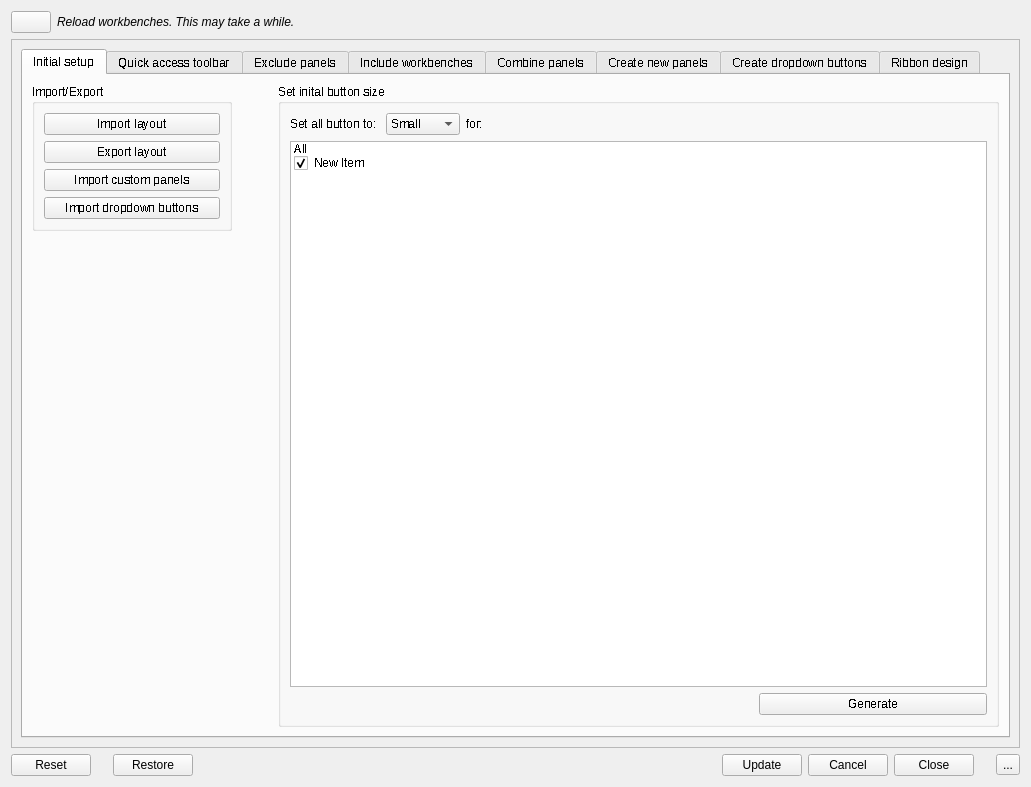
Above: Resources/ui/Design.ui from APEbbers/FreeCAD-Ribbon before the change. Below: the same form after it.
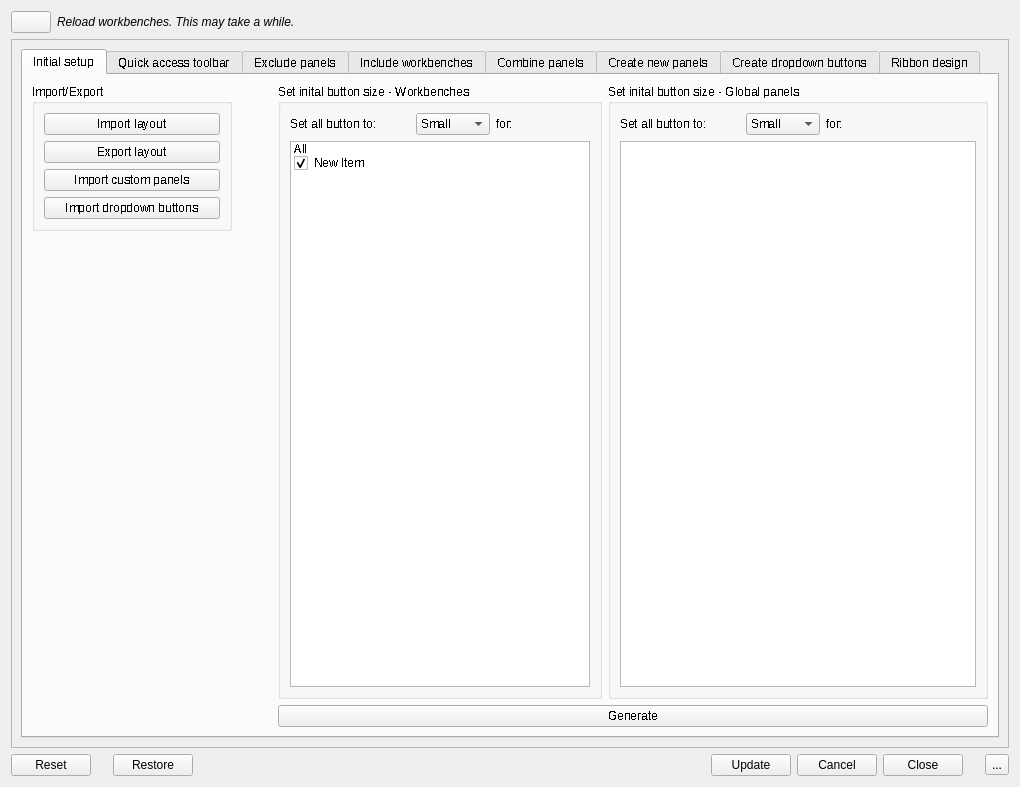
That is the form after the change. The open tabs and pages were chosen to show the change. Icons and pictures are not drawn.

Commit message: Added panels to initial setup

```diff
--- a/Resources/ui/Design.ui
+++ b/Resources/ui/Design.ui
@@ -9,7 +9,7 @@
    <rect>
     <x>0</x>
     <y>0</y>
-    <width>1031</width>
+    <width>1020</width>
     <height>787</height>
    </rect>
   </property>
@@ -47,7 +47,46 @@
    <bool>false</bool>
   </property>
   <layout class="QGridLayout" name="gridLayout_24">
-   <item row="2" column="0">
+   <item row="0" column="0">
+    <layout class="QGridLayout" name="gridLayout_28">
+     <item row="0" column="0">
+      <widget class="QPushButton" name="LoadWB">
+       <property name="sizePolicy">
+        <sizepolicy hsizetype="Fixed" vsizetype="Fixed">
+         <horstretch>0</horstretch>
+         <verstretch>0</verstretch>
+        </sizepolicy>
+       </property>
+       <property name="minimumSize">
+        <size>
+         <width>10</width>
+         <height>10</height>
+        </size>
+       </property>
+       <property name="text">
+        <string/>
+       </property>
+       <property name="icon">
+        <iconset theme="QIcon::ThemeIcon::ViewRefresh"/>
+       </property>
+      </widget>
+     </item>
+     <item row="0" column="1">
+      <widget class="QLabel" name="label_14">
+       <property name="sizePolicy">
+        <sizepolicy hsizetype="MinimumExpanding" vsizetype="Preferred">
+         <horstretch>0</horstretch>
+         <verstretch>0</verstretch>
+        </sizepolicy>
+       </property>
+       <property name="text">
+        <string>&lt;html&gt;&lt;head/&gt;&lt;body&gt;&lt;p&gt;&lt;span style=&quot; font-style:italic;&quot;&gt;Reload workbenches. This may take a while.&lt;/span&gt;&lt;/p&gt;&lt;/body&gt;&lt;/html&gt;</string>
+       </property>
+      </widget>
+     </item>
+    </layout>
+   </item>
+   <item row="1" column="0">
     <layout class="QGridLayout" name="gridLayout_6">
      <item row="2" column="5">
       <widget class="QPushButton" name="Cancel">
@@ -167,7 +206,7 @@
          <rect>
           <x>0</x>
           <y>0</y>
-          <width>1009</width>
+          <width>998</width>
           <height>703</height>
          </rect>
         </property>
@@ -207,7 +246,7 @@
             <enum>QTabWidget::TabShape::Rounded</enum>
            </property>
            <property name="currentIndex">
-            <number>6</number>
+            <number>7</number>
            </property>
            <property name="elideMode">
             <enum>Qt::TextElideMode::ElideNone</enum>
@@ -222,22 +261,93 @@
             <layout class="QGridLayout" name="gridLayout_32">
              <item row="0" column="0">
               <layout class="QGridLayout" name="gridLayout_30">
-               <item row="0" column="1">
-                <spacer name="horizontalSpacer_7">
+               <item row="1" column="0">
+                <spacer name="verticalSpacer_13">
                  <property name="orientation">
-                  <enum>Qt::Orientation::Horizontal</enum>
-                 </property>
-                 <property name="sizeType">
-                  <enum>QSizePolicy::Policy::Fixed</enum>
+                  <enum>Qt::Orientation::Vertical</enum>
                  </property>
                  <property name="sizeHint" stdset="0">
                   <size>
-                   <width>40</width>
-                   <height>20</height>
+                   <width>20</width>
+                   <height>40</height>
                   </size>
                  </property>
                 </spacer>
                </item>
+               <item row="0" column="3" rowspan="2">
+                <widget class="QGroupBox" name="groupBox_2">
+                 <property name="title">
+                  <string>Set inital button size - Global panels</string>
+                 </property>
+                 <layout class="QGridLayout" name="gridLayout_45">
+                  <item row="1" column="0">
+                   <widget class="QListWidget" name="listWidget"/>
+                  </item>
+                  <item row="0" column="0">
+                   <layout class="QGridLayout" name="gridLayout_44">
+                    <item row="0" column="0">
+                     <widget class="QLabel" name="label_24">
+                      <property name="sizePolicy">
+                       <sizepolicy hsizetype="Fixed" vsizetype="Preferred">
+                        <horstretch>0</horstretch>
+                        <verstretch>0</verstretch>
+                       </sizepolicy>
+                      </property>
+                      <property name="minimumSize">
+                       <size>
+                        <width>120</width>
+                        <height>0</height>
+                       </size>
+                      </property>
+                      <property name="text">
+                       <string>Set all button to: </string>
+                      </property>
+                     </widget>
+                    </item>
+                    <item row="0" column="1">
+                     <widget class="QComboBox" name="DefaultButtonSize_IS_2">
+                      <item>
+                       <property name="text">
+                        <string>Small</string>
+                       </property>
+                      </item>
+                      <item>
+                       <property name="text">
+                        <string>Medium</string>
+                       </property>
+                      </item>
+                      <item>
+                       <property name="text">
+                        <string>Large</string>
+                       </property>
+                      </item>
+                     </widget>
+                    </item>
+                    <item row="0" column="3">
+                     <widget class="QLabel" name="label_25">
+                      <property name="text">
+                       <string>for:</string>
+                      </property>
+                     </widget>
+                    </item>
+                    <item row="0" column="4">
+                     <spacer name="horizontalSpacer_9">
+                      <property name="orientation">
+                       <enum>Qt::Orientation::Horizontal</enum>
+                      </property>
+                      <property name="sizeHint" stdset="0">
+                       <size>
+                        <width>40</width>
+                        <height>20</height>
+                       </size>
+                      </property>
+                     </spacer>
+                    </item>
+                   </layout>
+                  </item>
+                 </layout>
+                </widget>
+               </item>
                <item row="0" column="0">
                 <widget class="QGroupBox" name="ExportBox">
                  <property name="sizePolicy">
@@ -287,10 +397,26 @@
                  </layout>
                 </widget>
                </item>
+               <item row="0" column="1">
+                <spacer name="horizontalSpacer_7">
+                 <property name="orientation">
+                  <enum>Qt::Orientation::Horizontal</enum>
+                 </property>
+                 <property name="sizeType">
+                  <enum>QSizePolicy::Policy::Fixed</enum>
+                 </property>
+                 <property name="sizeHint" stdset="0">
+                  <size>
+                   <width>40</width>
+                   <height>20</height>
+                  </size>
+                 </property>
+                </spacer>
+               </item>
                <item row="0" column="2" rowspan="2">
                 <widget class="QGroupBox" name="SetupBox">
                  <property name="title">
-                  <string>Set inital button size</string>
+                  <string>Set inital button size - Workbenches</string>
                  </property>
                  <layout class="QGridLayout" name="gridLayout_27">
                   <item row="1" column="0" colspan="3">
@@ -326,6 +452,18 @@
                    <layout class="QGridLayout" name="gridLayout_31">
                     <item row="0" column="0">
                      <widget class="QLabel" name="label_15">
+                      <property name="sizePolicy">
+                       <sizepolicy hsizetype="Fixed" vsizetype="Preferred">
+                        <horstretch>0</horstretch>
+                        <verstretch>0</verstretch>
+                       </sizepolicy>
+                      </property>
+                      <property name="minimumSize">
+                       <size>
+                        <width>120</width>
+                        <height>0</height>
+                       </size>
+                      </property>
                       <property name="text">
                        <string>Set all button to: </string>
                       </property>
@@ -372,28 +510,15 @@
                     </item>
                    </layout>
                   </item>
-                  <item row="2" column="2">
-                   <widget class="QPushButton" name="GenerateSetup_IS">
-                    <property name="text">
-                     <string>Generate</string>
-                    </property>
-                   </widget>
-                  </item>
                  </layout>
                 </widget>
                </item>
-               <item row="1" column="0">
-                <spacer name="verticalSpacer_13">
-                 <property name="orientation">
-                  <enum>Qt::Orientation::Vertical</enum>
+               <item row="2" column="2" colspan="2">
+                <widget class="QPushButton" name="GenerateSetup_IS">
+                 <property name="text">
+                  <string>Generate</string>
                  </property>
-                 <property name="sizeHint" stdset="0">
-                  <size>
-                   <width>20</width>
-                   <height>40</height>
-                  </size>
-                 </property>
-                </spacer>
+                </widget>
                </item>
               </layout>
              </item>
@@ -2364,45 +2489,6 @@
      </item>
     </layout>
    </item>
-   <item row="0" column="0" rowspan="2">
-    <layout class="QGridLayout" name="gridLayout_28">
-     <item row="0" column="0">
-      <widget class="QPushButton" name="LoadWB">
-       <property name="sizePolicy">
-        <sizepolicy hsizetype="Fixed" vsizetype="MinimumExpanding">
-         <horstretch>0</horstretch>
-         <verstretch>0</verstretch>
-        </sizepolicy>
-       </property>
-       <property name="minimumSize">
-        <size>
-         <width>10</width>
-         <height>10</height>
-        </size>
-       </property>
-       <property name="text">
-        <string/>
-       </property>
-       <property name="icon">
-        <iconset theme="QIcon::ThemeIcon::ViewRefresh"/>
-       </property>
-      </widget>
-     </item>
-     <item row="0" column="1">
-      <widget class="QLabel" name="label_14">
-       <property name="sizePolicy">
-        <sizepolicy hsizetype="MinimumExpanding" vsizetype="Preferred">
-         <horstretch>0</horstretch>
-         <verstretch>0</verstretch>
-        </sizepolicy>
-       </property>
-       <property name="text">
-        <string>&lt;html&gt;&lt;head/&gt;&lt;body&gt;&lt;p&gt;&lt;span style=&quot; font-style:italic;&quot;&gt;Reload workbenches. This may take a while.&lt;/span&gt;&lt;/p&gt;&lt;/body&gt;&lt;/html&gt;</string>
-       </property>
-      </widget>
-     </item>
-    </layout>
-   </item>
   </layout>
  </widget>
  <resources/>
```
The commit also changes 1 other file.
